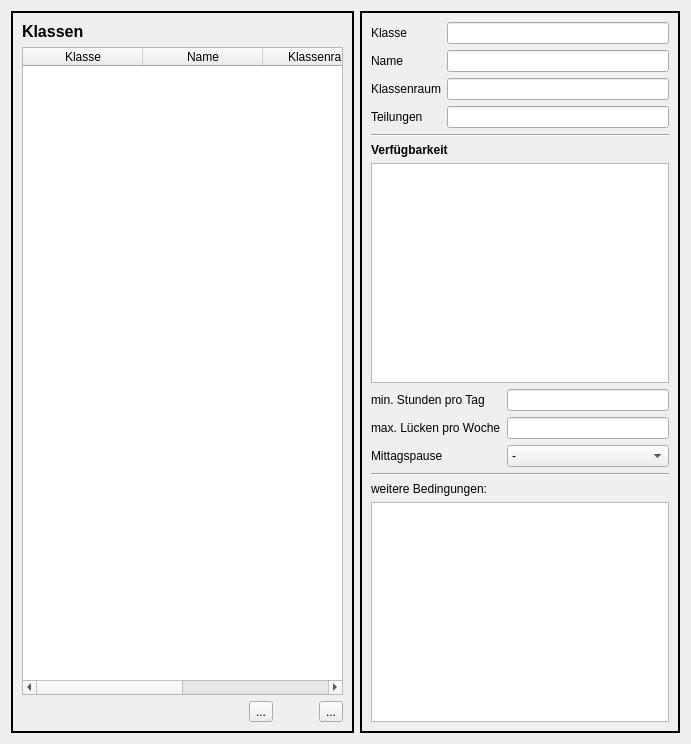
gradgrind/WZ3, file wz-data/ui/class_editor.ui: the form before one commit.
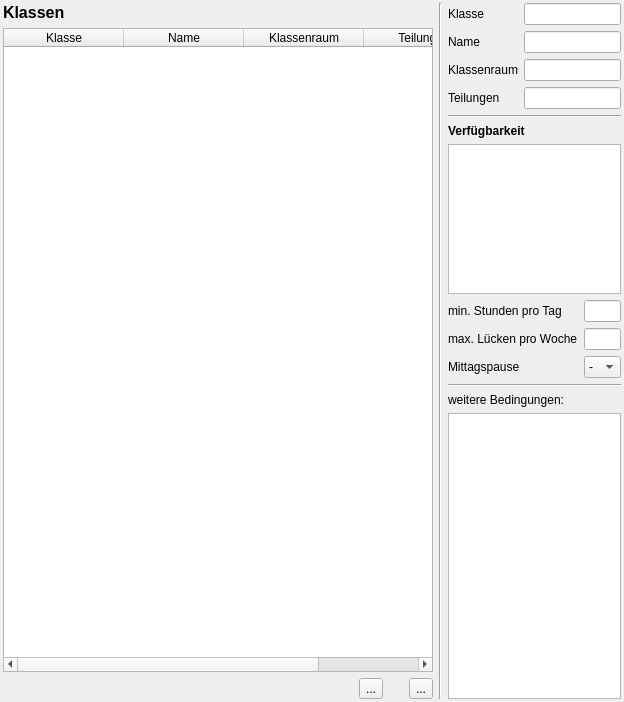
The form after the commit. Icons and pictures are not drawn. Custom widgets are drawn as their Qt base class.

What changed in the file:
```diff
--- a/wz-data/ui/class_editor.ui
+++ b/wz-data/ui/class_editor.ui
@@ -6,8 +6,8 @@
    <rect>
     <x>0</x>
     <y>0</y>
-    <width>691</width>
-    <height>744</height>
+    <width>624</width>
+    <height>702</height>
    </rect>
   </property>
   <property name="sizePolicy">
@@ -28,24 +28,21 @@
   <property name="windowTitle">
    <string>Daten der Klassen</string>
   </property>
-  <layout class="QHBoxLayout" name="horizontalLayout_3">
-   <item>
-    <widget class="QFrame" name="frame_l">
-     <property name="frameShape">
-      <enum>QFrame::Box</enum>
-     </property>
-     <property name="frameShadow">
-      <enum>QFrame::Plain</enum>
-     </property>
-     <property name="lineWidth">
-      <number>2</number>
-     </property>
-     <property name="midLineWidth">
-      <number>0</number>
-     </property>
-     <layout class="QVBoxLayout" name="verticalLayout_2">
+  <layout class="QHBoxLayout" name="horizontalLayout" stretch="5,0,1">
+   <property name="leftMargin">
+    <number>3</number>
+   </property>
+   <property name="topMargin">
+    <number>3</number>
+   </property>
+   <property name="rightMargin">
+    <number>3</number>
+   </property>
+   <property name="bottomMargin">
+    <number>3</number>
+   </property>
       <item>
-       <layout class="QHBoxLayout" name="horizontalLayout" stretch="0">
+    <layout class="QVBoxLayout" name="verticalLayout">
         <item>
          <widget class="QLabel" name="label">
           <property name="font">
@@ -59,8 +56,6 @@
           </property>
          </widget>
         </item>
-       </layout>
-      </item>
       <item>
        <widget class="QTableWidget" name="class_table">
         <property name="editTriggers">
@@ -148,7 +143,7 @@
           </property>
           <property name="sizeHint" stdset="0">
            <size>
-            <width>40</width>
+           <width>20</width>
             <height>20</height>
            </size>
           </property>
@@ -177,26 +172,29 @@
        </layout>
       </item>
      </layout>
+   </item>
+   <item>
+    <widget class="Line" name="line_2">
+     <property name="orientation">
+      <enum>Qt::Vertical</enum>
+     </property>
     </widget>
    </item>
    <item>
-    <widget class="QFrame" name="frame_r">
-     <property name="enabled">
-      <bool>true</bool>
-     </property>
-     <property name="maximumSize">
-      <size>
-       <width>320</width>
-       <height>16777215</height>
-      </size>
-     </property>
-     <property name="frameShape">
-      <enum>QFrame::Box</enum>
-     </property>
-     <property name="lineWidth">
-      <number>2</number>
-     </property>
-     <layout class="QVBoxLayout" name="verticalLayout" stretch="0,0,0,0,0,0,0,0">
+    <widget class="QWidget" name="frame_r" native="true">
+     <layout class="QVBoxLayout" name="verticalLayout_2" stretch="0,0,0,1,0,0,0,4">
+      <property name="leftMargin">
+       <number>0</number>
+      </property>
+      <property name="topMargin">
+       <number>0</number>
+      </property>
+      <property name="rightMargin">
+       <number>0</number>
+      </property>
+      <property name="bottomMargin">
+       <number>0</number>
+      </property>
       <item>
        <layout class="QFormLayout" name="formLayout">
         <item row="0" column="0">
@@ -267,7 +265,7 @@
        </layout>
       </item>
       <item>
-       <widget class="Line" name="line">
+       <widget class="Line" name="line_4">
         <property name="orientation">
          <enum>Qt::Horizontal</enum>
         </property>
@@ -401,12 +399,12 @@
        </widget>
       </item>
       <item>
-       <widget class="QTextEdit" name="constraints">
-        <property name="minimumSize">
-         <size>
-          <width>0</width>
-          <height>0</height>
-         </size>
+       <widget class="SmallList" name="constraints">
+        <property name="editTriggers">
+         <set>QAbstractItemView::NoEditTriggers</set>
+        </property>
+        <property name="alternatingRowColors">
+         <bool>true</bool>
         </property>
        </widget>
       </item>
@@ -421,6 +419,11 @@
    <extends>QTableWidget</extends>
    <header>ui.edi_table</header>
   </customwidget>
+  <customwidget>
+   <class>SmallList</class>
+   <extends>QListWidget</extends>
+   <header>ui.ui_base</header>
+  </customwidget>
  </customwidgets>
  <tabstops>
   <tabstop>class_table</tabstop>
```
Lines whose indentation alone changed are shown as unchanged.
